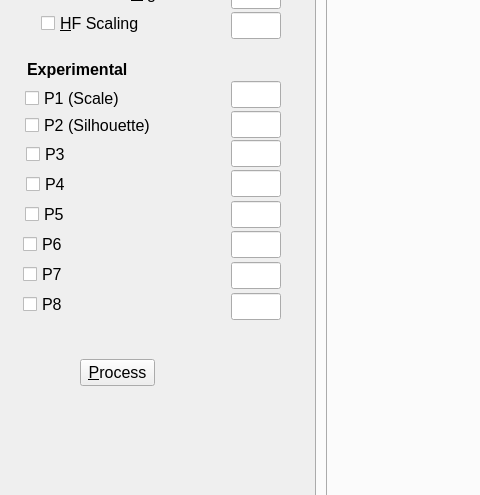
First picture: the form in Solver/Explorer.ui, repository steveknipmeyer/ModelRelief, before the edit; both pictures show x 0 to 480 and y 357 to 852 of the 1171 by 967 pixel window.
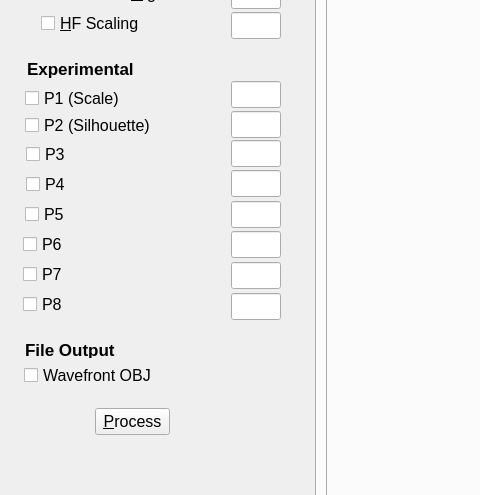
Second picture: the form after the edit. Icons and pictures are not drawn.

Commit message: Add Explorer option to write OBJ output.

```diff
--- a/Solver/Explorer.ui
+++ b/Solver/Explorer.ui
@@ -476,8 +476,8 @@
       <widget class="QPushButton" name="processButton">
        <property name="geometry">
         <rect>
-         <x>71</x>
-         <y>679</y>
+         <x>86</x>
+         <y>728</y>
          <width>75</width>
          <height>27</height>
         </rect>
@@ -639,6 +639,7 @@
        </property>
        <property name="font">
         <font>
+         <pointsize>13</pointsize>
          <weight>75</weight>
          <bold>true</bold>
         </font>
@@ -866,6 +867,39 @@
         <string>&lt;html&gt;&lt;head/&gt;&lt;body&gt;&lt;p&gt;&lt;span style=&quot; font-size:18pt; color:#ff0000;&quot;&gt;Processing&lt;/span&gt;&lt;/p&gt;&lt;/body&gt;&lt;/html&gt;</string>
        </property>
       </widget>
+      <widget class="QLabel" name="labelFileOutput">
+       <property name="geometry">
+        <rect>
+         <x>16</x>
+         <y>660</y>
+         <width>157</width>
+         <height>18</height>
+        </rect>
+       </property>
+       <property name="font">
+        <font>
+         <pointsize>13</pointsize>
+         <weight>75</weight>
+         <bold>true</bold>
+        </font>
+       </property>
+       <property name="text">
+        <string>&lt;html&gt;&lt;head/&gt;&lt;body&gt;&lt;p&gt;File Output&lt;/p&gt;&lt;/body&gt;&lt;/html&gt;</string>
+       </property>
+      </widget>
+      <widget class="QCheckBox" name="fileOBJCheckBox">
+       <property name="geometry">
+        <rect>
+         <x>15</x>
+         <y>685</y>
+         <width>165</width>
+         <height>20</height>
+        </rect>
+       </property>
+       <property name="text">
+        <string>Wavefront OBJ</string>
+       </property>
+      </widget>
      </widget>
     </item>
    </layout>
```
The commit also changes 3 other files.
